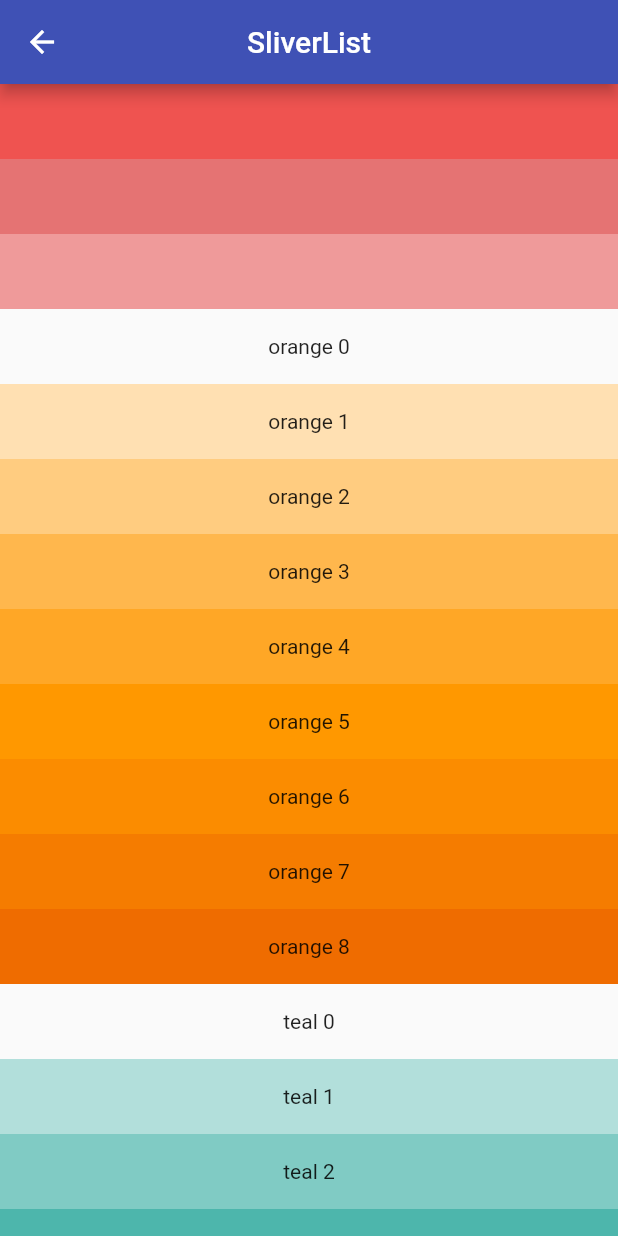
After one commit to PabloBuisson/flutter_slivers, a Flutter app: the CustomSliverList screen opened by its route, on a phone screen of 412 x 824 dp. The commit adds this screen. Run offline on Flutter 3.47's test engine with Material 2 defaults, Android fonts, the phone set to English and light mode, and no system bars.

Commit message:
add multiple SliverList

```diff
--- a/lib/home_page.dart
+++ b/lib/home_page.dart
@@ -1,6 +1,7 @@
 import 'package:flutter/material.dart';
 
 import 'screens/sliver_appbar.dart';
+import 'screens/sliver_list.dart';
 import 'screens/sliver_persistent_header.dart';
 
 class HomePage extends StatefulWidget {
@@ -10,9 +11,10 @@ class HomePage extends StatefulWidget {
 
 class _HomePageState extends State<HomePage> {
   // list of our slivers to explore
-  final List sliversScreens = [
+  List sliversScreens = [
     CustomSliverAppBar(),
     CustomSliverPersistentHeader(),
+    CustomSliverList(),
   ];
   // index of the item of the ListWheelScrollView
   // that is currently in the center of the wheel
@@ -35,7 +37,7 @@ class _HomePageState extends State<HomePage> {
         child: ListWheelScrollView.useDelegate(
           itemExtent: 100.0, // pixel height of each child
           diameterRatio: 1.5, // diameter of the wheel
-          magnification: 1.1, // loop effect on item at the center
+          // magnification: 1.1, // loop effect on item at the center
           useMagnifier: true, // define whether to use magnifier at the centre item of our wheel
           onSelectedItemChanged: (index) {
             setState(() {
--- a/lib/main.dart
+++ b/lib/main.dart
@@ -2,6 +2,7 @@ import 'package:flutter/material.dart';
 
 import 'home_page.dart';
 import 'screens/sliver_appbar.dart';
+import 'screens/sliver_list.dart';
 import 'screens/sliver_persistent_header.dart';
 
 void main() {
@@ -22,6 +23,7 @@ class MyApp extends StatelessWidget {
         CustomSliverAppBar.id: (context) => CustomSliverAppBar(),
         CustomSliverPersistentHeader.id: (context) =>
             CustomSliverPersistentHeader(),
+        CustomSliverList.id: (context) => CustomSliverList(),
       },
       home: HomePage(),
     );
--- /dev/null
+++ b/lib/screens/sliver_list.dart
@@ -0,0 +1,75 @@
+import 'package:flutter/material.dart';
+
+class CustomSliverList extends StatelessWidget {
+  static final String id = 'sliver_list';
+  static final String name = 'SliverList';
+
+  get idScreen => CustomSliverList.id;
+  get nameScreen => CustomSliverList.name;
+
+  @override
+  Widget build(BuildContext context) {
+    return Scaffold(
+      appBar: AppBar(
+        title: Text('SliverList'),
+        centerTitle: true,
+      ),
+      body: CustomScrollView(
+        slivers: [
+          // define explicit list of widgets
+          // returns a sliver that displays a linear list of children,
+          // all with the same extent, width or height, depending on the main axis
+          // (!) SliverFixedExtentList is highly more efficient than SliverList
+          // as it doesn’t need to calculate the extent of its children dynamically
+          SliverFixedExtentList(
+            itemExtent: 50, // set the same width/height for the items
+            // equivalent to ListView
+            // (!) SliverChildListDelegate requires building all the widgets in advance
+            // which isn’t efficient and reduces the benefit of building children lazily
+            delegate: SliverChildListDelegate([
+              Container(color: Colors.red[400]),
+              Container(color: Colors.red[300]),
+              Container(color: Colors.red[200]),
+            ]),
+          ),
+          // define explicit list of widgets
+          // returns a sliver that displays a linear list of children,
+          // with maybe a different extent.
+          // It's better to use SliverListExtentList as possible,
+          // and only resort to SliverList if you need to support children of
+          // varying or dynamic extents.
+          SliverList(
+            // build widgets on demand, as you scroll
+            // better (performance wise) for long lists
+            // equivalent to ListView.builder
+            delegate: SliverChildBuilderDelegate(
+              (context, index) {
+                return Container(
+                  height: 50,
+                  alignment: Alignment.center,
+                  color: Colors.orange[100 * (index % 9)],
+                  child: Text('orange $index'),
+                );
+              },
+              childCount: 9,
+            ),
+          ),
+          // Better choice = SliverFixedExtentList + SliverChildBuilderDelegate
+          SliverFixedExtentList(
+            itemExtent: 50,
+            delegate: SliverChildBuilderDelegate(
+              (context, index) {
+                return Container(
+                  alignment: Alignment.center,
+                  color: Colors.teal[100 * (index % 9)],
+                  child: Text('teal $index'),
+                );
+              },
+              childCount: 9,
+            ),
+          ),
+        ],
+      ),
+    );
+  }
+}
```
